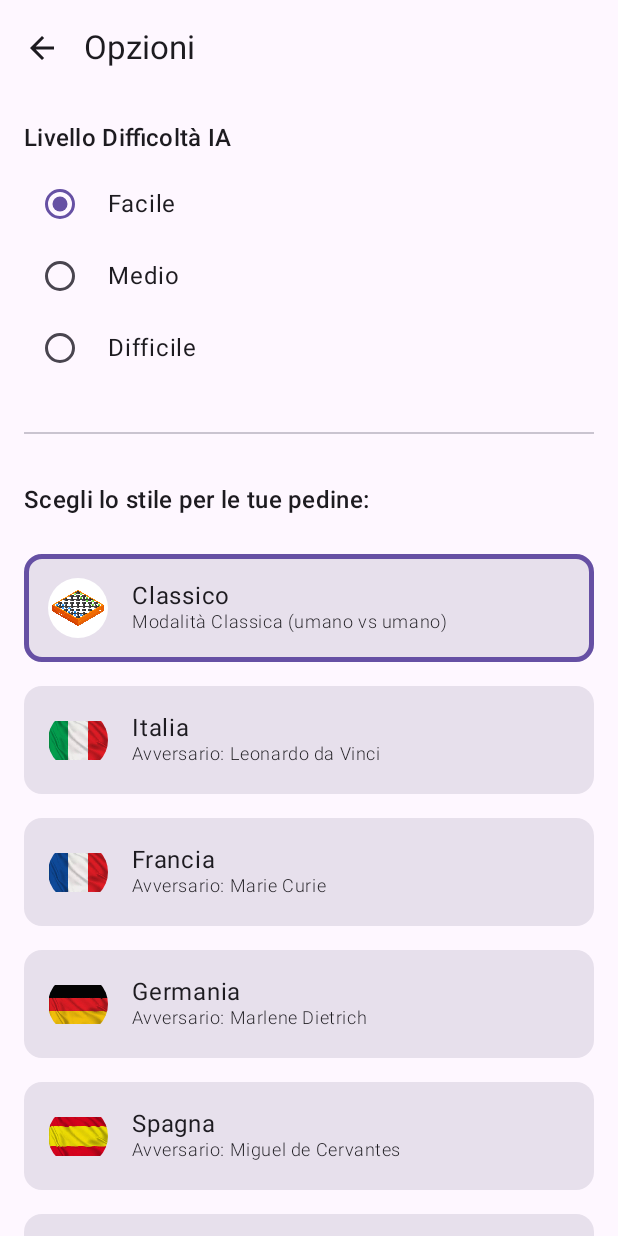
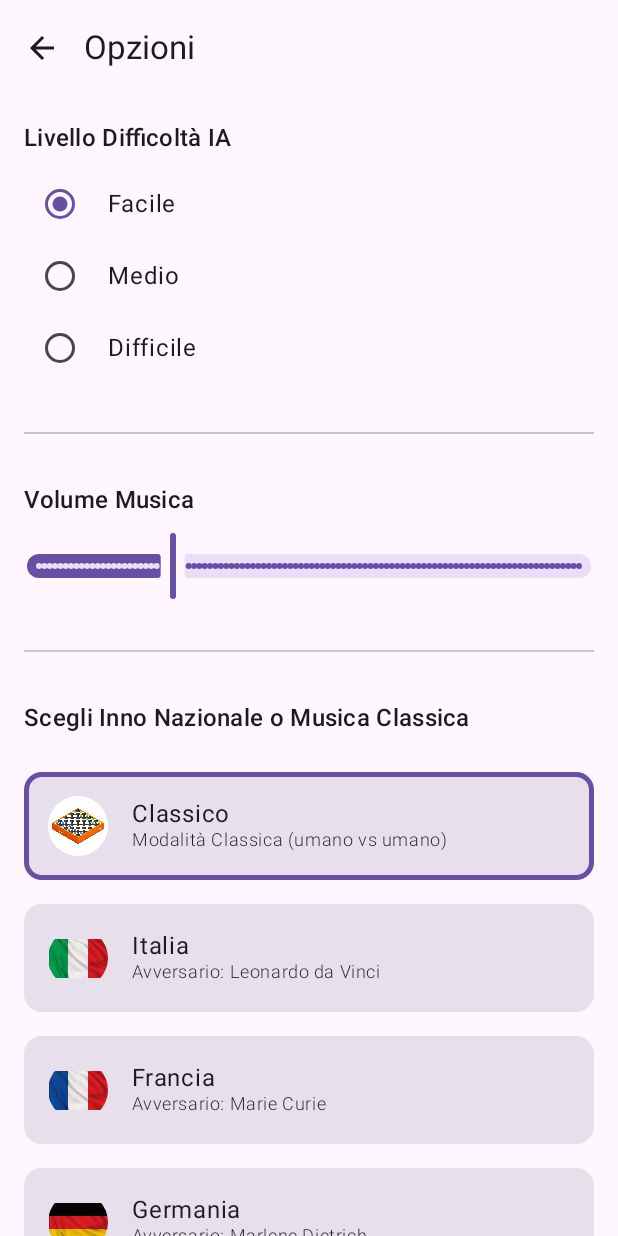
Before and after one commit to MicheleLopsDev/damaAI, an Android app built with Jetpack Compose: the OptionsActivity screen opened directly, with no data from a screen before it, after a tap on "Facile", on a phone screen of 412 x 824 dp. Run offline under Robolectric (Android 15) with nearby library versions, the phone set to English and light mode, and no system bars; 1 statement that could not run was skipped.

Commit message:
feat(options): Enhance music selection and add volume control
This commit revamps the options screen based on your feedback.

The key changes include:
- Replaced the radio button selection for classic music with a modern
  dropdown menu (ExposedDropdownMenuBox).
- Added a music preview feature: selecting a national anthem or a
  classic song now plays the track once.
- Introduced a volume slider (0-100) to control the music volume.
- The selected volume level is now saved and persists across app
  launches, defaulting to 25%.
- The underlying logic in MusicManager, SettingsManager, and
  SettingsViewModel has been updated to support these new features.

```diff
--- a/app/src/main/java/io/github/luposolitario/damaai/DamaAIApplication.kt
+++ b/app/src/main/java/io/github/luposolitario/damaai/DamaAIApplication.kt
@@ -2,9 +2,10 @@ package io.github.luposolitario.damaai
 
 import android.app.Application
 import io.github.luposolitario.damaai.datastore.SettingsManager
+import io.github.luposolitario.damaai.utils.MusicManager
 
 class DamaAIApplication : Application() {
-    // Usiamo 'lazy' per creare l'istanza di SettingsManager solo quando
-    // viene richiesta per la prima volta.
+    // Using 'lazy' to create manager instances only when first requested.
     val settingsManager by lazy { SettingsManager(this) }
+    val musicManager by lazy { MusicManager(this) }
 }
--- a/app/src/main/java/io/github/luposolitario/damaai/OptionsActivity.kt
+++ b/app/src/main/java/io/github/luposolitario/damaai/OptionsActivity.kt
@@ -16,7 +16,7 @@ class OptionsActivity : ComponentActivity() {
         super.onCreate(savedInstanceState)
         val application = application as DamaAIApplication
         val settingsViewModel: SettingsViewModel = viewModels<SettingsViewModel> {
-            SettingsViewModelFactory(application.settingsManager)
+            SettingsViewModelFactory(application.settingsManager, application.musicManager)
         }.value
 
         setContent {
--- a/app/src/main/java/io/github/luposolitario/damaai/datastore/SettingsManager.kt
+++ b/app/src/main/java/io/github/luposolitario/damaai/datastore/SettingsManager.kt
@@ -5,6 +5,8 @@ import androidx.datastore.core.DataStore
 import androidx.datastore.preferences.core.Preferences
 import androidx.datastore.preferences.core.booleanPreferencesKey
 import androidx.datastore.preferences.core.edit
+import androidx.datastore.preferences.core.edit
+import androidx.datastore.preferences.core.floatPreferencesKey
 import androidx.datastore.preferences.core.stringPreferencesKey
 import androidx.datastore.preferences.preferencesDataStore
 import kotlinx.coroutines.flow.Flow
@@ -23,6 +25,7 @@ class SettingsManager(private val context: Context) {
         // --- NUOVA CHIAVE PER LA DIFFICOLTÀ ---
         val DIFFICULTY_LEVEL = stringPreferencesKey("difficulty_level")
         val CLASSIC_MUSIC_ID = stringPreferencesKey("classic_music_id")
+        val MUSIC_VOLUME = floatPreferencesKey("music_volume")
     }
 
     // --- Gestione Tema Scuro (invariata) ---
@@ -75,4 +78,15 @@ class SettingsManager(private val context: Context) {
             preferences[CLASSIC_MUSIC_ID] = musicId
         }
     }
+
+    // Music Volume
+    val musicVolumeFlow: Flow<Float> = context.dataStore.data.map { preferences ->
+        // Default to 25% if not set
+        preferences[MUSIC_VOLUME] ?: 0.25f
+    }
+    suspend fun setMusicVolume(volume: Float) {
+        context.dataStore.edit { preferences ->
+            preferences[MUSIC_VOLUME] = volume
+        }
+    }
 }
--- a/app/src/main/java/io/github/luposolitario/damaai/ui/screen/OptionsScreen.kt
+++ b/app/src/main/java/io/github/luposolitario/damaai/ui/screen/OptionsScreen.kt
@@ -12,9 +12,7 @@ import androidx.compose.foundation.shape.RoundedCornerShape
 import androidx.compose.material.icons.Icons
 import androidx.compose.material.icons.filled.ArrowBack
 import androidx.compose.material3.*
-import androidx.compose.runtime.Composable
-import androidx.compose.runtime.collectAsState
-import androidx.compose.runtime.getValue
+import androidx.compose.runtime.*
 import androidx.compose.ui.Alignment
 import androidx.compose.ui.Modifier
 import androidx.compose.ui.draw.clip
@@ -27,6 +25,7 @@ import io.github.luposolitario.damaai.data.availableClassicMusic
 import io.github.luposolitario.damaai.data.availableOpponents
 import io.github.luposolitario.damaai.data.availableTeamStyles
 import io.github.luposolitario.damaai.viewmodels.SettingsViewModel
+import io.github.luposolitario.damaai.R
 
 @OptIn(ExperimentalMaterial3Api::class)
 @Composable
@@ -37,6 +36,7 @@ fun OptionsScreen(
     val selectedDifficulty by settingsViewModel.difficultyLevel.collectAsState()
     val selectedTeamStyleId by settingsViewModel.playerTeamStyleId.collectAsState()
     val selectedClassicMusicId by settingsViewModel.classicMusicId.collectAsState()
+    val musicVolume by settingsViewModel.musicVolume.collectAsState()
 
     Scaffold(
         topBar = {
@@ -57,116 +57,103 @@ fun OptionsScreen(
             contentPadding = PaddingValues(16.dp),
             verticalArrangement = Arrangement.spacedBy(16.dp)
         ) {
+            // Difficulty Section
             item {
-                Text(
-                    "Livello Difficoltà IA",
-                    style = MaterialTheme.typography.titleMedium,
-                    modifier = Modifier.padding(bottom = 8.dp)
-                )
+                Text("Livello Difficoltà IA", style = MaterialTheme.typography.titleMedium, modifier = Modifier.padding(bottom = 8.dp))
                 Column {
-                    Row(
-                        verticalAlignment = Alignment.CenterVertically,
-                        modifier = Modifier.fillMaxWidth().clickable { settingsViewModel.setDifficultyLevel("FACILE") }
-                    ) {
-                        RadioButton(selected = selectedDifficulty == "FACILE", onClick = { settingsViewModel.setDifficultyLevel("FACILE") })
-                        Spacer(modifier = Modifier.width(8.dp))
-                        Text("Facile")
-                    }
-                    Row(
-                        verticalAlignment = Alignment.CenterVertically,
-                        modifier = Modifier.fillMaxWidth().clickable { settingsViewModel.setDifficultyLevel("MEDIO") }
-                    ) {
-                        RadioButton(selected = selectedDifficulty == "MEDIO", onClick = { settingsViewModel.setDifficultyLevel("MEDIO") })
-                        Spacer(modifier = Modifier.width(8.dp))
-                        Text("Medio")
-                    }
-                    Row(
-                        verticalAlignment = Alignment.CenterVertically,
-                        modifier = Modifier.fillMaxWidth().clickable { settingsViewModel.setDifficultyLevel("DIFFICILE") }
-                    ) {
-                        RadioButton(selected = selectedDifficulty == "DIFFICILE", onClick = { settingsViewModel.setDifficultyLevel("DIFFICILE") })
-                        Spacer(modifier = Modifier.width(8.dp))
-                        Text("Difficile")
+                    listOf("FACILE", "MEDIO", "DIFFICILE").forEach { level ->
+                        Row(
+                            verticalAlignment = Alignment.CenterVertically,
+                            modifier = Modifier.fillMaxWidth().clickable { settingsViewModel.setDifficultyLevel(level) }
+                        ) {
+                            RadioButton(selected = selectedDifficulty == level, onClick = { settingsViewModel.setDifficultyLevel(level) })
+                            Spacer(modifier = Modifier.width(8.dp))
+                            Text(level.lowercase().replaceFirstChar { it.uppercase() })
+                        }
                     }
                 }
             }
 
             item { Divider(modifier = Modifier.padding(vertical = 16.dp)) }
 
+            // Volume Slider Section
             item {
-                Text(
-                    text = "Scegli lo stile per le tue pedine:",
-                    style = MaterialTheme.typography.titleMedium,
-                    modifier = Modifier.padding(bottom = 8.dp)
+                Text("Volume Musica", style = MaterialTheme.typography.titleMedium, modifier = Modifier.padding(bottom = 8.dp))
+                Slider(
+                    value = musicVolume,
+                    onValueChange = { newVolume -> settingsViewModel.setMusicVolume(newVolume) },
+                    valueRange = 0f..1f,
+                    steps = 100
                 )
+            }
+
+            item { Divider(modifier = Modifier.padding(vertical = 16.dp)) }
+
+            // Team/Anthem Selection
+            item {
+                Text("Scegli Inno Nazionale o Musica Classica", style = MaterialTheme.typography.titleMedium, modifier = Modifier.padding(bottom = 8.dp))
             }
             items(items = availableTeamStyles, key = { it.id }) { style ->
                 val isSelected = style.id == selectedTeamStyleId
                 Row(
                     modifier = Modifier
                         .fillMaxWidth()
-                        .border(
-                            width = 3.dp,
-                            color = if (isSelected) MaterialTheme.colorScheme.primary else Color.Transparent,
-                            shape = RoundedCornerShape(12.dp)
-                        )
-                        .background(
-                            MaterialTheme.colorScheme.surfaceVariant,
-                            RoundedCornerShape(12.dp)
-                        )
+                        .border(width = 3.dp, color = if (isSelected) MaterialTheme.colorScheme.primary else Color.Transparent, shape = RoundedCornerShape(12.dp))
+                        .background(MaterialTheme.colorScheme.surfaceVariant, RoundedCornerShape(12.dp))
                         .clip(RoundedCornerShape(12.dp))
-                        .clickable { settingsViewModel.setPlayerTeamStyle(style.id) }
+                        .clickable {
+                            settingsViewModel.setPlayerTeamStyle(style.id)
+                            style.anthemResId?.let { anthem ->
+                                settingsViewModel.onMusicSelected(anthem)
+                            }
+                        }
                         .padding(16.dp),
                     verticalAlignment = Alignment.CenterVertically
                 ) {
-                    Image(
-                        painter = painterResource(id = style.flagResId),
-                        contentDescription = "Bandiera ${style.nationName}",
-                        modifier = Modifier.size(40.dp).clip(CircleShape)
-                    )
+                    Image(painter = painterResource(id = style.flagResId), contentDescription = "Bandiera ${style.nationName}", modifier = Modifier.size(40.dp).clip(CircleShape))
                     Spacer(modifier = Modifier.width(16.dp))
                     Column {
                         Text(text = style.nationName, style = MaterialTheme.typography.bodyLarge)
-                        val opponent = availableOpponents.find { it.teamStyleId == style.id }
-                        val opponentText = if (opponent != null) {
-                            "Avversario: ${opponent.name}"
-                        } else {
-                            "Modalità Classica (umano vs umano)"
-                        }
-                        Text(
-                            text = opponentText,
-                            style = MaterialTheme.typography.bodySmall,
-                            fontWeight = FontWeight.Light
-                        )
+                        val opponentText = if (style.id != "default") "Avversario: ${availableOpponents.find { it.teamStyleId == style.id }?.name ?: ""}" else "Modalità Classica (umano vs umano)"
+                        Text(text = opponentText, style = MaterialTheme.typography.bodySmall, fontWeight = FontWeight.Light)
                     }
                 }
             }
 
+            // Classic Music Dropdown Section
             if (selectedTeamStyleId == "default") {
                 item {
-                    Divider(modifier = Modifier.padding(vertical = 16.dp))
-                }
-                item {
-                    Text(
-                        text = "Scegli la musica per la modalità Classica:",
-                        style = MaterialTheme.typography.titleMedium,
-                        modifier = Modifier.padding(bottom = 8.dp)
-                    )
-                }
-                items(availableClassicMusic) { music ->
-                    Row(
-                        verticalAlignment = Alignment.CenterVertically,
-                        modifier = Modifier
-                            .fillMaxWidth()
-                            .clickable { settingsViewModel.setClassicMusicId(music.id) }
-                            .padding(vertical = 4.dp)
+                    Spacer(modifier = Modifier.height(16.dp))
+                    Text("Scegli la musica per la modalità Classica:", style = MaterialTheme.typography.titleMedium, modifier = Modifier.padding(bottom = 8.dp))
+
+                    var expanded by remember { mutableStateOf(false) }
+                    val selectedMusic = availableClassicMusic.find { it.id == selectedClassicMusicId } ?: availableClassicMusic.first()
+
+                    ExposedDropdownMenuBox(
+                        expanded = expanded,
+                        onExpandedChange = { expanded = !expanded }
                     ) {
-                        RadioButton(
-                            selected = selectedClassicMusicId == music.id,
-                            onClick = { settingsViewModel.setClassicMusicId(music.id) }
+                        TextField(
+                            value = selectedMusic.name,
+                            onValueChange = {},
+                            readOnly = true,
+                            trailingIcon = { ExposedDropdownMenuDefaults.TrailingIcon(expanded = expanded) },
+                            modifier = Modifier.menuAnchor().fillMaxWidth()
                         )
-                        Spacer(modifier = Modifier.width(8.dp))
-                        Text(music.name)
+                        ExposedDropdownMenu(
+                            expanded = expanded,
+                            onDismissRequest = { expanded = false }
+                        ) {
+                            availableClassicMusic.forEach { music ->
+                                DropdownMenuItem(
+                                    text = { Text(music.name) },
+                                    onClick = {
+                                        settingsViewModel.onMusicSelected(music.musicResId, music.id)
+                                        expanded = false
+                                    }
+                                )
+                            }
+                        }
                     }
                 }
             }
--- a/app/src/main/java/io/github/luposolitario/damaai/viewmodels/SettingsViewModel.kt
+++ b/app/src/main/java/io/github/luposolitario/damaai/viewmodels/SettingsViewModel.kt
@@ -4,80 +4,93 @@ import androidx.lifecycle.ViewModel
 import androidx.lifecycle.ViewModelProvider
 import androidx.lifecycle.viewModelScope
 import io.github.luposolitario.damaai.datastore.SettingsManager
+import io.github.luposolitario.damaai.utils.MusicManager
+import kotlinx.coroutines.flow.MutableStateFlow
 import kotlinx.coroutines.flow.SharingStarted
 import kotlinx.coroutines.flow.StateFlow
 import kotlinx.coroutines.flow.stateIn
 import kotlinx.coroutines.launch
 
+// Constants for music selection mode
+const val MUSIC_MODE_ANTHEM = "anthem"
+const val MUSIC_MODE_CLASSIC = "classic"
+
 class SettingsViewModel(
-    private val settingsManager: SettingsManager
+    private val settingsManager: SettingsManager,
+    private val musicManager: MusicManager // Inject MusicManager
 ) : ViewModel() {
 
-    // --- Gestione Tema Scuro (invariata) ---
+    // --- Music Selection Mode ---
+    private val _musicSelectionMode = MutableStateFlow(MUSIC_MODE_ANTHEM)
+    val musicSelectionMode: StateFlow<String> = _musicSelectionMode
+
+    fun setMusicMode(mode: String) {
+        _musicSelectionMode.value = mode
+    }
+
+    // --- Music Volume ---
+    val musicVolume: StateFlow<Float> = settingsManager.musicVolumeFlow
+        .stateIn(scope = viewModelScope, started = SharingStarted.WhileSubscribed(5000), initialValue = 0.25f)
+
+    fun setMusicVolume(volume: Float) {
+        viewModelScope.launch {
+            val clampedVolume = volume.coerceIn(0f, 1f)
+            settingsManager.setMusicVolume(clampedVolume)
+            musicManager.setVolume(clampedVolume)
+        }
+    }
+
+    // --- Music/Anthem Selection ---
+    val classicMusicId: StateFlow<String> = settingsManager.classicMusicIdFlow
+        .stateIn(scope = viewModelScope, started = SharingStarted.WhileSubscribed(5000), initialValue = "classic_1")
+
+    fun onMusicSelected(musicResId: Int, musicId: String? = null) {
+        musicManager.playTrack(musicResId)
+        if (musicId != null) {
+            viewModelScope.launch {
+                settingsManager.setClassicMusicId(musicId)
+            }
+        }
+    }
+
+    // --- Dark Mode ---
     val isDarkModeEnabled: StateFlow<Boolean> = settingsManager.isDarkModeEnabledFlow
         .stateIn(scope = viewModelScope, started = SharingStarted.WhileSubscribed(5000), initialValue = false)
     fun setDarkMode(isEnabled: Boolean) {
         viewModelScope.launch { settingsManager.setDarkMode(isEnabled) }
     }
 
-    // --- Gestione Stile Pedine (invariata) ---
+    // --- Player Team Style ---
     val playerTeamStyleId: StateFlow<String> = settingsManager.playerTeamStyleIdFlow
         .stateIn(scope = viewModelScope, started = SharingStarted.WhileSubscribed(5000), initialValue = "default")
     fun setPlayerTeamStyle(styleId: String) {
         viewModelScope.launch { settingsManager.setPlayerTeamStyle(styleId) }
     }
 
-    // --- NUOVO: StateFlow per leggere lo stile della scacchiera ---
+    // --- Board Style ---
     val boardStyleId: StateFlow<String> = settingsManager.boardStyleIdFlow
-        .stateIn(
-            scope = viewModelScope,
-            started = SharingStarted.WhileSubscribed(5000),
-            initialValue = "wood" // Valore di partenza
-        )
-
-    // --- NUOVO: Funzione per salvare lo stile della scacchiera ---
+        .stateIn(scope = viewModelScope, started = SharingStarted.WhileSubsubscribed(5000), initialValue = "wood")
     fun setBoardStyle(styleId: String) {
-        viewModelScope.launch {
-            settingsManager.setBoardStyle(styleId)
-        }
+        viewModelScope.launch { settingsManager.setBoardStyle(styleId) }
     }
 
-    // --- NUOVO: StateFlow per la difficoltà ---
+    // --- Difficulty ---
     val difficultyLevel: StateFlow<String> = settingsManager.difficultyLevelFlow
-        .stateIn(
-            scope = viewModelScope,
-            started = SharingStarted.WhileSubscribed(5000),
-            initialValue = "FACILE" // Valore di partenza
-        )
-
-    // --- NUOVO: Funzione per salvare la difficoltà ---
+        .stateIn(scope = viewModelScope, started = SharingStarted.WhileSubscribed(5000), initialValue = "FACILE")
     fun setDifficultyLevel(level: String) {
-        viewModelScope.launch {
-            settingsManager.setDifficultyLevel(level)
-        }
-    }
-
-    val classicMusicId: StateFlow<String> = settingsManager.classicMusicIdFlow
-        .stateIn(
-            scope = viewModelScope,
-            started = SharingStarted.WhileSubscribed(5000),
-            initialValue = "classic_1"
-        )
-
-    fun setClassicMusicId(musicId: String) {
-        viewModelScope.launch {
-            settingsManager.setClassicMusicId(musicId)
-        }
+        viewModelScope.launch { settingsManager.setDifficultyLevel(level) }
     }
 }
 
-
-// La factory rimane invariata
-class SettingsViewModelFactory(private val settingsManager: SettingsManager) : ViewModelProvider.Factory {
+// --- Factory needs to be updated to provide MusicManager ---
+class SettingsViewModelFactory(
+    private val settingsManager: SettingsManager,
+    private val musicManager: MusicManager
+) : ViewModelProvider.Factory {
     override fun <T : ViewModel> create(modelClass: Class<T>): T {
         if (modelClass.isAssignableFrom(SettingsViewModel::class.java)) {
             @Suppress("UNCHECKED_CAST")
-            return SettingsViewModel(settingsManager) as T
+            return SettingsViewModel(settingsManager, musicManager) as T
         }
         throw IllegalArgumentException("Unknown ViewModel class")
     }
```
Also changed, not shown: app/src/main/java/io/github/luposolitario/damaai/utils/MusicManager.kt (+26 -10 lines).
